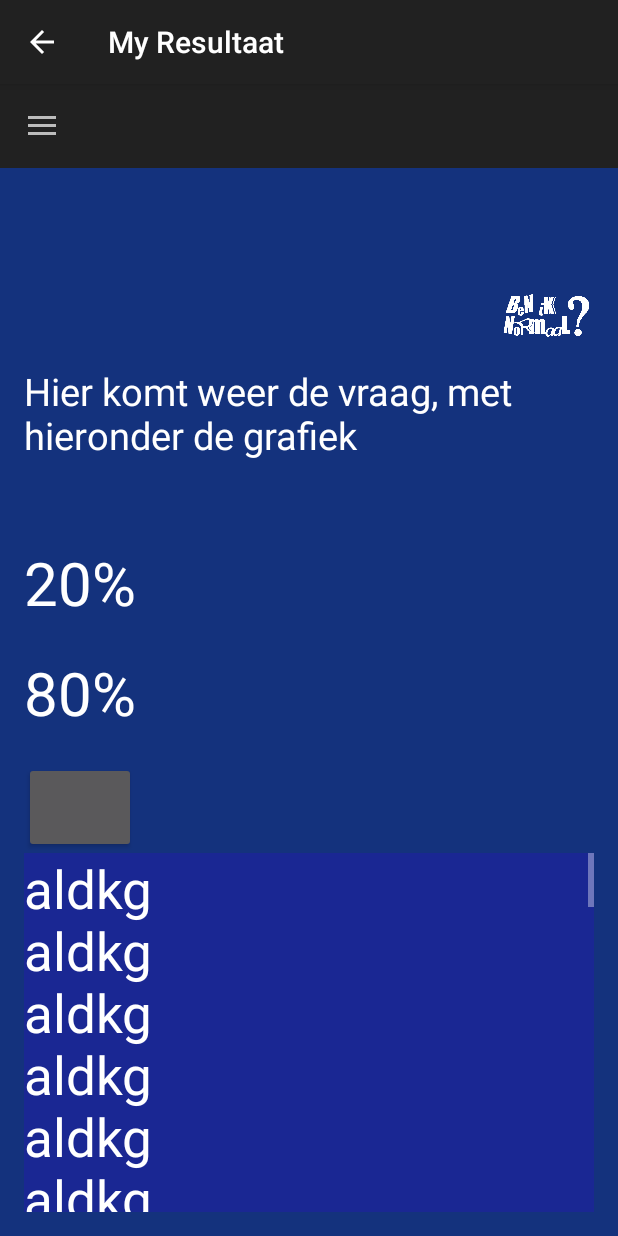
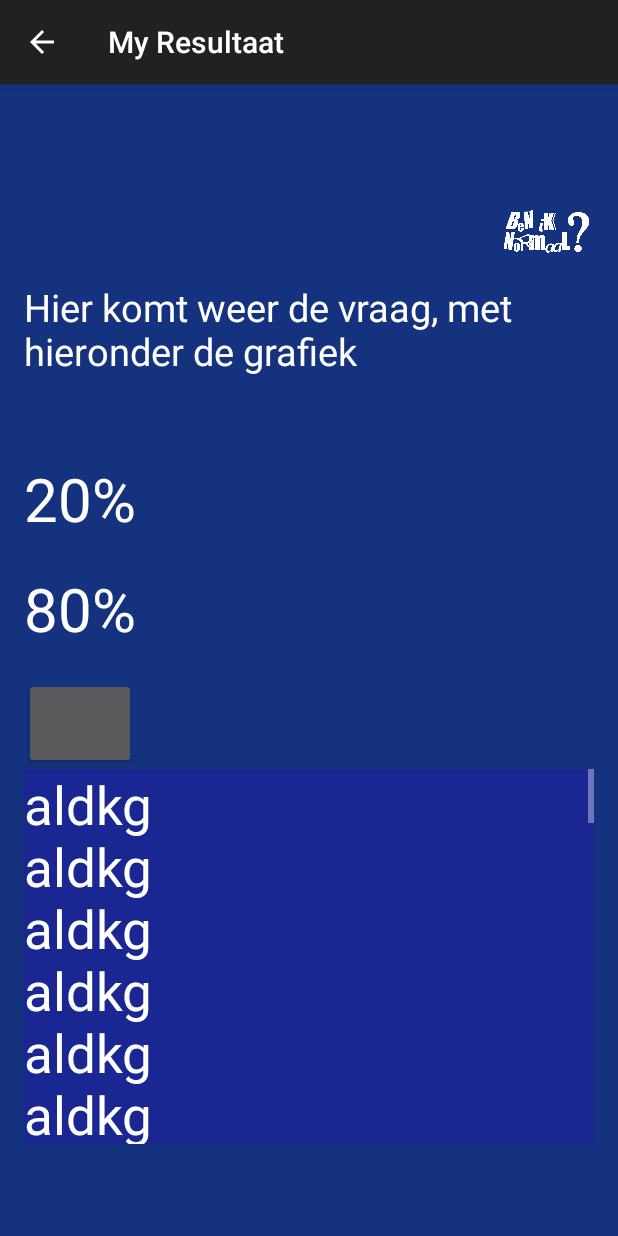
Before and after one commit to ldieliefis/beat_tryoutfiles, an Android app: the VraagActivity screen opened directly, with no data from a screen before it, after a tap on an icon or button, on a phone screen of 412 x 824 dp. Run offline under Robolectric (Android 15) with nearby library versions, the phone set to English and light mode, and no system bars; network calls fail; 1 statement that could not run was skipped.

Commit message:
databasefuncties aangepast, resultaatactivity werkt nog niet
onnodige comments verwijderd, kleine aanpassingen aan databasefuncties,
voorlopig niet beatbaseactivity extenden, maar appcompatactivity (ivm
toolbar, wordt gefixt door brian)

```diff
--- a/MyFirstApp/app/src/main/java/beat/myfirstapp/BeniknormaalActivity.java
+++ b/MyFirstApp/app/src/main/java/beat/myfirstapp/BeniknormaalActivity.java
@@ -11,7 +11,7 @@ package beat.myfirstapp;
         import android.widget.RelativeLayout;
         import android.widget.TextView;
 
-public class BeniknormaalActivity extends BeaTBaseActivity {
+public class BeniknormaalActivity extends AppCompatActivity {
 
     @Override
     protected void onCreate(Bundle savedInstanceState) {
--- a/MyFirstApp/app/src/main/java/beat/myfirstapp/DatabaseFuncties.java
+++ b/MyFirstApp/app/src/main/java/beat/myfirstapp/DatabaseFuncties.java
@@ -15,50 +15,9 @@ public class DatabaseFuncties {
         // REMOVE "//" IN NEXT LINE TO GO OUT OF TESTING MODE
         String[] resultaatArray = KrijgWebStringArray("krijgvraag.php?question_id=" + vId + "&user_id=" + gebruiker, "~");
 
-/*
-        if(resultaatArray == "error"){
-            vControl.VraagOpgezochtError("geen internet");
-        }
-        vControl.VraagOpgezocht(1, resultaatArray,"Kat","Hond",1,2,~3,~4,"~hj");
-*/
-        /*
-        Random rand = new Random();
-        int vraagnummer = rand.nextInt(4);
-
-        // REMOVE NEXT TO LINES TO GO OUT OF TESTING MODE, ALSO LOOK IN THE IF STATEMENT BELOW
-        String test;
-        switch (vraagnummer){
-            // the order of elements is v_id, v_str, a_str, b_str, a_votes, b_votes, votes_up, votes_down, additional_info
-            case 0:
-                test = "1~Ben je meer een kattenmens of meer een hondenmens?~Kat~Hond~1~2~3~4~";
-                break;
-            case 1:
-                test = "2~Maak je een mug of een olifant?~Mug~Olifant~1~2~3~4~";
-                break;
-            case 2:
-                test = "3~Forever alone en je geliefde altijd gelukkig of samen met je geliefde, maar je geliefde is ongelukkig?~Jij gelukkig~Je geliefde gelukkig~1~2~3~4~";
-                break;
-            case 3:
-                test = "4~Roze en blauw of groen en geel?~Roze en blauw~Groen en geel~1~2~3~4~";
-                break;
-            default:
-
-                test = "0~vraag~antwoord A~Antwoord B~1~2~3~4~Extra informatie";
-        }
-
-
-
-        String[] resultaatArray = test.split("~");
-
-        if (resultaatArray.length == 8){
-            resultaatArray = new String[]{resultaatArray[0], resultaatArray[1], resultaatArray[2], resultaatArray[3]
-                    , resultaatArray[4], resultaatArray[5], resultaatArray[6], resultaatArray[7], null};
-        }
-*/
 
         // the order of elements is v_id, v_str, a_str, b_str, a_votes, b_votes, votes_up, votes_down, additional_info
-
-        if (resultaatArray.length == 9){
+        if (resultaatArray.length == 9 | resultaatArray.length == 8){
             // REMOVE "&& false" FROM THE STATEMENT BELOW TO GO OUT OF TESTING MODE
             if(Integer.parseInt(resultaatArray[0]) != vId && vId >= 0){
                 vControl.VraagOpgezochtError("Wrong Question");
@@ -66,7 +25,7 @@ public class DatabaseFuncties {
             }else{
                 vControl.VraagOpgezocht(vId, resultaatArray[1], resultaatArray[2], resultaatArray[3]
                         , Integer.parseInt(resultaatArray[4]), Integer.parseInt(resultaatArray[5])
-                        , Integer.parseInt(resultaatArray[6]), Integer.parseInt(resultaatArray[7]), resultaatArray[8]);
+                        , Integer.parseInt(resultaatArray[6]), Integer.parseInt(resultaatArray[7]), "hier moet extra info");
             }
 
         }else{
--- a/MyFirstApp/app/src/main/java/beat/myfirstapp/ResultaatActivity.java
+++ b/MyFirstApp/app/src/main/java/beat/myfirstapp/ResultaatActivity.java
@@ -2,12 +2,13 @@ package beat.myfirstapp;
 
 import android.content.Intent;
 import android.os.Bundle;
+import android.support.v7.app.AppCompatActivity;
 import android.text.method.ScrollingMovementMethod;
 import android.view.View;
 import android.widget.Button;
 import android.widget.TextView;
 
-public class ResultaatActivity extends BeaTBaseActivity {
+public class ResultaatActivity extends AppCompatActivity {
 
     TextView tv;
     @Override
@@ -31,14 +32,14 @@ public class ResultaatActivity extends BeaTBaseActivity {
         String percentage2 = intent.getStringExtra("AantalB");
         TextView TV1 = (TextView) findViewById(R.id.textview1);
         TextView TV2 = (TextView) findViewById(R.id.textview2);
-        TV1.setText(percentage1 +"%");
-        TV2.setText(percentage2 +"%");
+        TV1.setText(""+percentage1 +"%");
+        TV2.setText(""+percentage2 +"%");
 
         tv =(TextView)findViewById(R.id.scrollViewReacties);
 
         scrollComments();
 
-        getSupportActionBar().setDisplayHomeAsUpEnabled(true);
+        //getSupportActionBar().setDisplayHomeAsUpEnabled(true);
 
     }
     public void ButtonVolgende(View view) {
@@ -51,26 +52,21 @@ public class ResultaatActivity extends BeaTBaseActivity {
         startActivity(intentie);
     }
 
-    public void ScrollViewReacties(View view){
-        Button RB = (Button)findViewById(R.id.Reacties);
-
-
-        RB.setText("Reacties");
-
-
-
-    }
-
     public void Reacties(View view){
         tv.setHeight(700);
     }
 
     private void scrollComments(){
-
         tv.setMovementMethod(new ScrollingMovementMethod());
-
-        tv.setText("aldkg" + "\n" +"aldkg" + "\n" +"aldkg" + "\n" +"aldkg" + "\n" +"aldkg" + "\n" +"aldkg" + "\n" +"aldkg" + "\n" +"aldkg" + "\n" +"aldkg" + "\n" +"aldkg" + "\n" +"aldkg" + "\n" +"aldkg" + "\n" +"aldkg" + "\n" +"aldkg" + "\n" +"aldkg" + "\n" +"aldkg" + "\n" +"aldkg" + "\n" +"aldkg" + "\n" +"aldkg" + "\n" +"aldkg" + "\n" +"aldkg" + "\n" +"aldkg" + "\n" +"aldkg" + "\n" +"aldkg" + "\n" +"aldkg" + "\n" +"aldkg" + "\n" +"aldkg" + "\n" +"aldkg" + "\n" +"aldkg" + "\n" +"aldkg" + "\n" +"aldkg" + "\n" +"aldkg" + "\n" +"aldkg" + "\n" +"aldkg" + "\n" +"aldkg" + "\n" +"aldkg" + "\n" +"aldkg" + "\n" +"aldkg" + "\n" +"aldkg" + "\n" +"aldkg" + "\n" +"aldkg" + "\n" +"aldkg"
-        );
+        tv.setText("aldkg" + "\n" +"aldkg" + "\n" +"aldkg" + "\n" +"aldkg"
+                        + "\n" +"aldkg" + "\n" +"aldkg" + "\n" +"aldkg" + "\n" +"aldkg" + "\n" +"aldkg"
+                        + "\n" +"aldkg" + "\n" +"aldkg" + "\n" +"aldkg" + "\n" +"aldkg" + "\n" +"aldkg"
+                        + "\n" +"aldkg" + "\n" +"aldkg" + "\n" +"aldkg" + "\n" +"aldkg" + "\n" +"aldkg"
+                        + "\n" +"aldkg" + "\n" +"aldkg" + "\n" +"aldkg" + "\n" +"aldkg" + "\n" +"aldkg"
+                        + "\n" +"aldkg" + "\n" +"aldkg" + "\n" +"aldkg" + "\n" +"aldkg" + "\n" +"aldkg"
+                        + "\n" +"aldkg" + "\n" +"aldkg" + "\n" +"aldkg" + "\n" +"aldkg" + "\n" +"aldkg"
+                        + "\n" +"aldkg" + "\n" +"aldkg" + "\n" +"aldkg" + "\n" +"aldkg" + "\n" +"aldkg"
+                        + "\n" +"aldkg" + "\n" +"aldkg" + "\n" +"aldkg");
 
     }
 }
--- a/MyFirstApp/app/src/main/java/beat/myfirstapp/VraagActivity.java
+++ b/MyFirstApp/app/src/main/java/beat/myfirstapp/VraagActivity.java
@@ -14,7 +14,7 @@ public class VraagActivity extends AppCompatActivity {
 
     public final static String EXTRA_MESSAGE = "beat.myfirstapp.MESSAGE";
 
-    private int gebruiker = 1, vraagteller; //TODO vraagteller verwijderen!!
+    private int gebruiker = 1;
     private VraagControl nieuwevraag1, nieuwevraag2;
 
     // TODO ervoor zorgen dat als je op het pijltje terug klikt, je max 1x naar het vraagscherm gaat + naar een nieuwe vraag
@@ -25,7 +25,8 @@ public class VraagActivity extends AppCompatActivity {
         super.onCreate(savedInstanceState);
         setContentView(R.layout.activity_vraag);
 
-        //vraagteller = 0;
+        (findViewById(R.id.ButtonResultaat)).setVisibility(View.VISIBLE);
+
         /*
         if (savedInstanceState != null){
             nieuwevraag1 = new VraagControl(gebruiker, savedInstanceState.getInt("vId"));
@@ -38,68 +39,30 @@ public class VraagActivity extends AppCompatActivity {
 
         nieuwevraag2 = new VraagControl(gebruiker, -1);
 
-        //vraagteller += 1;
+        while(nieuwevraag1.Error()=="NoInfoGotten"){}
 
         // zet de tekst (vraag) van de opgevraagde 'vraagcontrol' in de tekstview
         TextView textViewVraag = (TextView)findViewById(R.id.vraag_textview);
-        textViewVraag.setTextSize(40);
-        while(nieuwevraag1.Error()=="NoInfoGotten"){}
+        //textViewVraag.setTextSize(40);
         textViewVraag.setText(nieuwevraag1.Vraag_tekst());
-
-        //textViewVraag.setText(NetwerkControl.LaadWebpagina("krijgvraag.php?question_id=" + -1 + "&user_id=" + 1));
 
         // zet de tekst (antwoord a) van de opgevraagde 'vraagcontrol' in de bovenste button
         Button buttona = (Button)findViewById(R.id.ButtonA);
-        buttona.setTextSize(40);
+        //buttona.setTextSize(40);
         buttona.setText(nieuwevraag1.Antwoord_A_tekst());
 
         // zet de tekst (antwoord b) van de opgevraagde 'vraagcontrol' in de onderste button
         Button buttonb = (Button)findViewById(R.id.ButtonB);
-        buttonb.setTextSize(40);
+        //buttonb.setTextSize(40);
         buttonb.setText(nieuwevraag1.Antwoord_B_tekst());
-    }
-
-
-    @Override
-    protected void onStart(){
-        super.onStart();
-        //TODO onStart() functie schrijven: deze wordt aangeroepen na onCreate en na onStop
-/*
-        nieuwevraag1 = nieuwevraag2;
-        nieuwevraag2 = new VraagControl(gebruiker, vraagteller);
-        vraagteller += 1;
-
-        TextView textViewVraag = (TextView)findViewById(R.id.vraag_textview);
-        textViewVraag.setTextSize(40);
-        textViewVraag.setText(nieuwevraag1.Vraag_tekst());
-
-        Button buttona = (Button)findViewById(R.id.ButtonA);
-        buttona.setTextSize(40);
-        buttona.setText(nieuwevraag1.Antwoord_A_tekst());
-
-        Button buttonb = (Button)findViewById(R.id.ButtonB);
-        buttonb.setTextSize(40);
-        buttonb.setText(nieuwevraag1.Antwoord_B_tekst()); */
-    }
-
-    @Override
-    protected void onPause(){
-        super.onPause();
-        // TODO onPause() functie schrijven: wordt aangeroepen als pop-up scherm/slide screen ed in beeld komen.
-    }
-
-    @Override
-    protected void onStop(){
-        super.onStop();
-        //TODO onStop() functie schrijven; wordt aangeroepen als andere Activity in beeld komt en huidig programma dus niet meer zichtbaar is
     }
 
     @Override
     protected void onResume(){
         super.onResume();
-        //TODO onResume() functie schrijven: wordt aangeroepen na onPause() hier ook de vraagteller enzo in??
+
+
     }
-
 
     public void ButtonAntwoord(View view) {
         Intent intent = new Intent(this, ResultaatActivity.class);
@@ -117,7 +80,7 @@ public class VraagActivity extends AppCompatActivity {
     }
 
     public void ButtonBenIkNormaal (View view){
-        //TODO button werkend maken
+        //TODO beniknormaalpagina ontwikkelen!
         Intent intentie = new Intent(this, BeniknormaalActivity.class);
         startActivity(intentie);
     }
@@ -126,8 +89,10 @@ public class VraagActivity extends AppCompatActivity {
         //TODO buttonvolgende kopieren uit displayresultaatactivity
         //IPV het kopieren en plakken (en dus code 2 keer gebruiken) zet anders deze hele methode in BeaTBaseActivity
         //Hierdoor hoef je deze hele methode niet in beide methodes te zetten
-        //WARNING: er is een kans dat hij dan niet meer goed door linkt vanuit de xml, maar ik verwacht dat hij dat nu ook al niet doet als je ze in twee activities bepaald
+        //WARNING: er is een kans dat hij dan niet meer goed door linkt vanuit de xml, maar ik verwacht dat hij dat nu ook al niet doet als je ze in twee activities bepaalt
         //Voor meer info vraag mij (Brian)
+
+        nieuwevraag1 = new VraagControl(gebruiker, -1);
     }
 
     public void ButtonResultaat(View view){
--- a/MyFirstApp/app/src/main/java/beat/myfirstapp/VraagControl.java
+++ b/MyFirstApp/app/src/main/java/beat/myfirstapp/VraagControl.java
@@ -65,7 +65,7 @@ public class VraagControl{
         if(error == null){return vTekst;}
         else if(error == "Wrong Question") {return "an error occurred";}
         else if(error == "geen internet"){return "er is geen verbinding met internet?";}
-        else {return error;}
+        else {return "opgehaalde vraag:"+error;}
     }
 
     public String Antwoord_A_tekst(){
```
